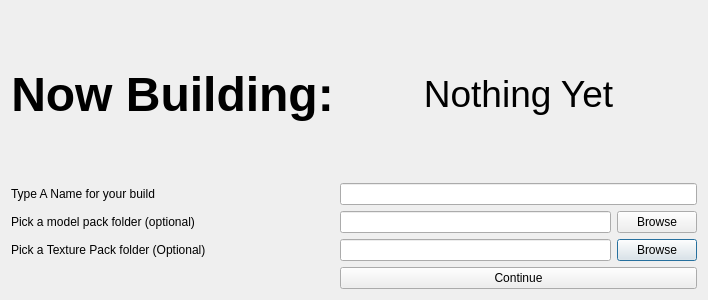
This is SM64LinuxLauncher-qt/launcher/ui/build_new.ui in ezntek/SM64LinuxLauncher-qt as Qt 5 draws it before an edit. The edited form follows.
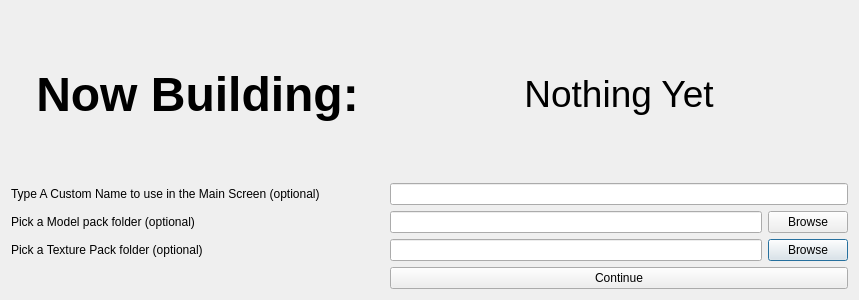
This is the edited form.

The edit to the form file:
```diff
--- a/SM64LinuxLauncher-qt/launcher/ui/build_new.ui
+++ b/SM64LinuxLauncher-qt/launcher/ui/build_new.ui
@@ -6,7 +6,7 @@
    <rect>
     <x>0</x>
     <y>0</y>
-    <width>708</width>
+    <width>859</width>
     <height>300</height>
    </rect>
   </property>
@@ -31,14 +31,14 @@
    <item row="4" column="0">
     <widget class="QLabel" name="l_texture_pack">
      <property name="text">
-      <string>Pick a Texture Pack folder (Optional)</string>
+      <string>Pick a Texture Pack folder (optional)</string>
      </property>
     </widget>
    </item>
    <item row="2" column="0">
     <widget class="QLabel" name="l_custom_name">
      <property name="text">
-      <string>Type A Name for your build</string>
+      <string>Type A Custom Name to use in the Main Screen (optional)</string>
      </property>
     </widget>
    </item>
@@ -52,7 +52,7 @@
    <item row="3" column="0">
     <widget class="QLabel" name="l_model_pack">
      <property name="text">
-      <string>Pick a model pack folder (optional)</string>
+      <string>Pick a Model pack folder (optional)</string>
      </property>
     </widget>
    </item>
```
